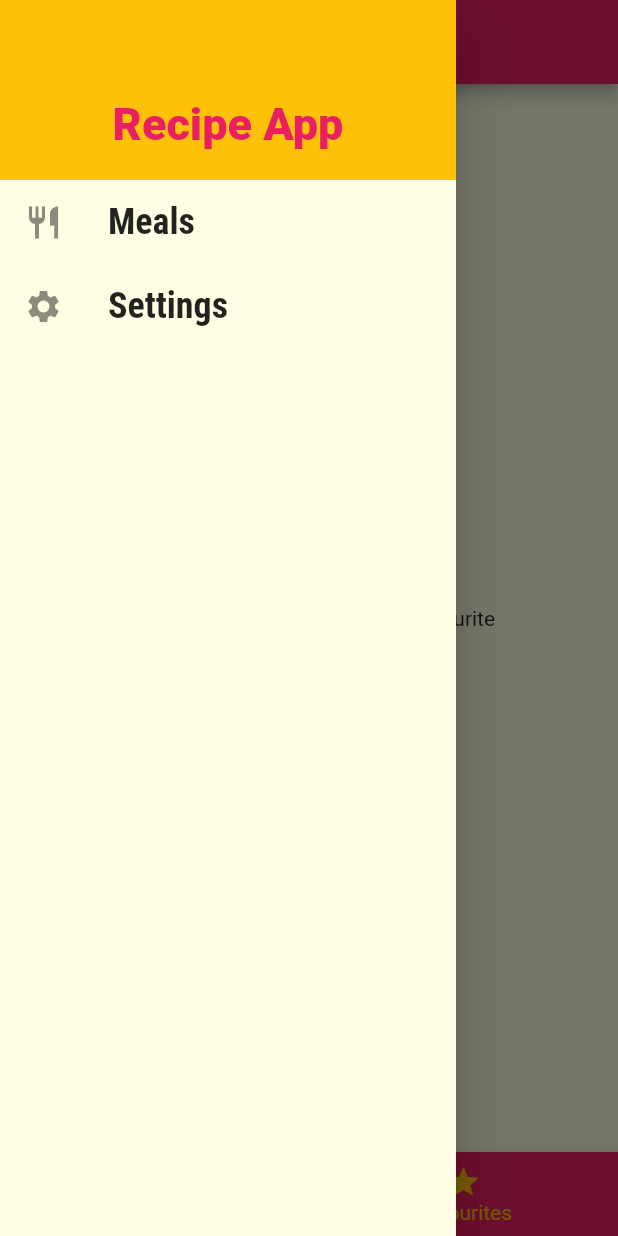
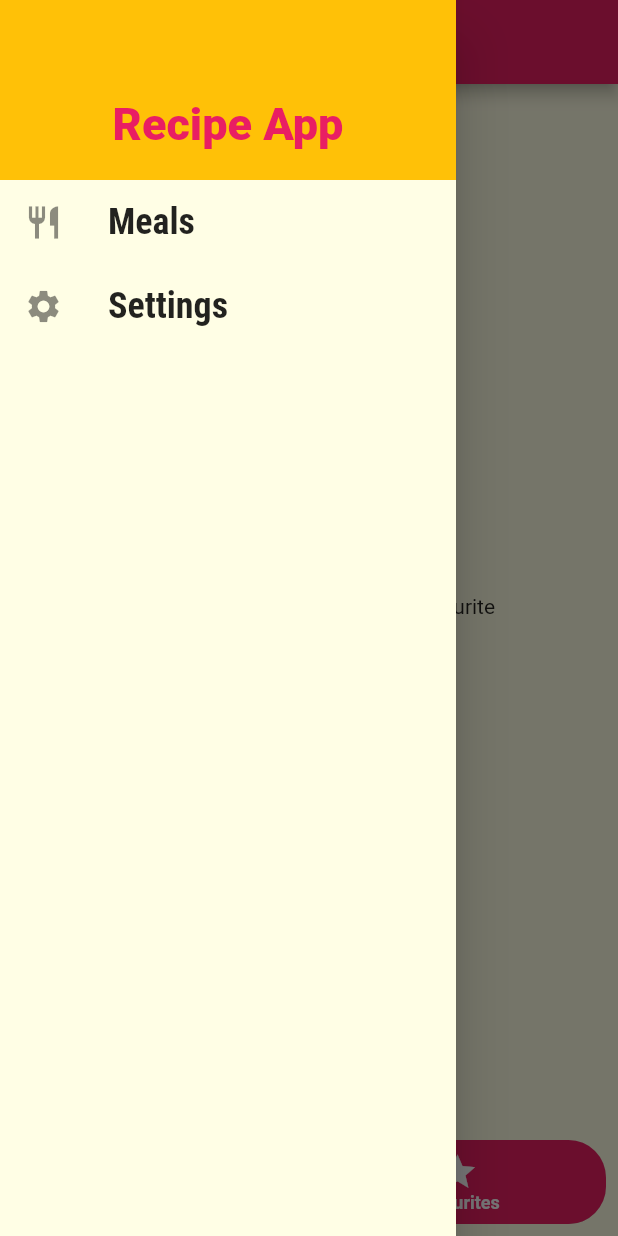
Before and after one commit to SamuelXimenes27/recipeApp, a Flutter app: the screen it shows after launch, item 2 of the bottom bar chosen, with the side drawer open, on a phone screen of 412 x 824 dp. Run offline on Flutter 3.47's test engine with Material 2 defaults, Android fonts, the phone set to English and light mode, and no system bars; our stand-ins replace cached_network_image; network calls fail.

Commit message:
Add a widget for floating bottom navigation bar

```diff
--- /dev/null
+++ b/lib/app/components/floating_bottom_bar.dart
@@ -0,0 +1,42 @@
+import 'package:flutter/material.dart';
+
+class FloatingBottomNavigationBar extends StatelessWidget {
+  final List<BottomNavigationBarItem> items;
+  final int currentIndex;
+  final ValueChanged<int> onTap;
+
+  const FloatingBottomNavigationBar({
+    Key? key,
+    required this.items,
+    required this.currentIndex,
+    required this.onTap,
+  }) : super(key: key);
+
+  @override
+  Widget build(BuildContext context) {
+    return Padding(
+      padding: const EdgeInsets.all(8.0),
+      child: ClipRRect(
+        borderRadius: BorderRadius.circular(25),
+        child: BottomNavigationBar(
+          items: items,
+          currentIndex: currentIndex,
+          onTap: onTap,
+          backgroundColor: Theme.of(context).colorScheme.primary,
+          selectedItemColor: Colors.white,
+          unselectedItemColor: Colors.white54,
+          showSelectedLabels: true,
+          showUnselectedLabels: true,
+          type: BottomNavigationBarType.fixed,
+          selectedLabelStyle: const TextStyle(fontWeight: FontWeight.bold),
+          unselectedLabelStyle: const TextStyle(fontWeight: FontWeight.normal),
+          selectedIconTheme: const IconThemeData(size: 28),
+          unselectedIconTheme: const IconThemeData(size: 24),
+          iconSize: 24,
+          selectedFontSize: 12,
+          unselectedFontSize: 12,
+        ),
+      ),
+    );
+  }
+}
--- a/lib/app/screens/category_screen.dart
+++ b/lib/app/screens/category_screen.dart
@@ -8,7 +8,7 @@ class CategoriesScreen extends StatelessWidget {
   @override
   Widget build(BuildContext context) {
     return GridView(
-      padding: const EdgeInsets.all(25),
+      padding: const EdgeInsets.all(30),
       gridDelegate: const SliverGridDelegateWithMaxCrossAxisExtent(
         maxCrossAxisExtent: 200,
         childAspectRatio: 3 / 2,
--- a/lib/app/screens/tabs_screen.dart
+++ b/lib/app/screens/tabs_screen.dart
@@ -1,5 +1,6 @@
 import 'package:flutter/material.dart';
 import 'package:meals/app/components/drawer.dart';
+import 'package:meals/app/components/floating_bottom_bar.dart';
 import 'package:meals/app/screens/category_screen.dart';
 import 'package:meals/app/screens/favorite_screen.dart';
 
@@ -51,11 +52,8 @@ class _TabsScreenState extends State<TabsScreen> {
       ),
       drawer: const MainDrawer(),
       body: _screens![_selectedIndexScreen!]['screen'] as Widget,
-      bottomNavigationBar: BottomNavigationBar(
+      bottomNavigationBar: FloatingBottomNavigationBar(
         onTap: _selectScreen,
-        backgroundColor: Theme.of(context).colorScheme.primary,
-        unselectedItemColor: Colors.white,
-        selectedItemColor: Theme.of(context).colorScheme.secondary,
         currentIndex: _selectedIndexScreen as int,
         items: const [
           BottomNavigationBarItem(
--- a/pubspec.yaml
+++ b/pubspec.yaml
@@ -12,7 +12,6 @@ dependencies:
     sdk: flutter
 
   cupertino_icons: ^1.0.2
-  salomon_bottom_bar: ^3.3.2
   cached_network_image: ^3.3.0
   path_provider: ^2.1.1
 
```
Also changed, not shown: pubspec.lock.
